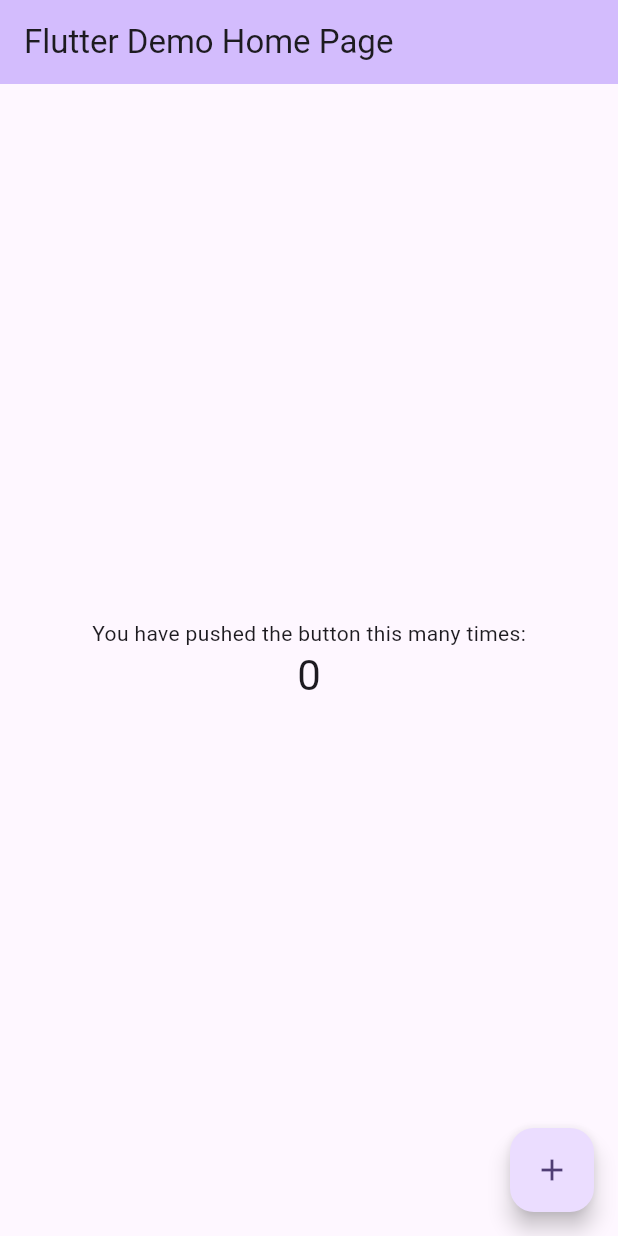
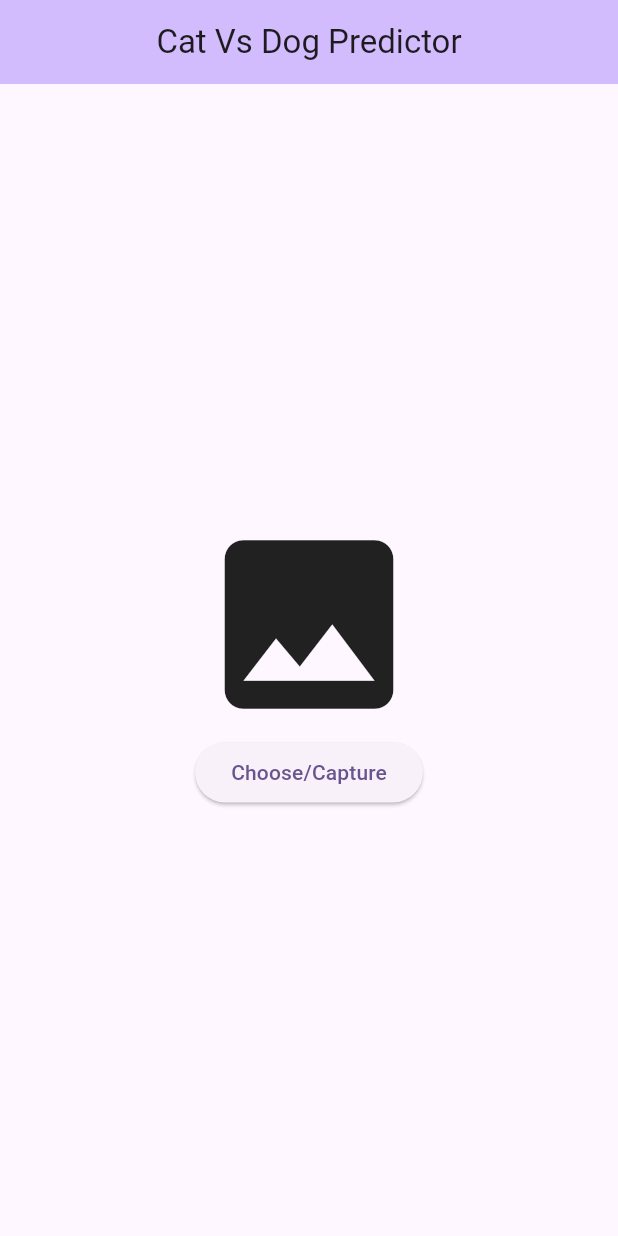
Before and after one commit to offfahad/cat-and-dog-detector-app-flutter, a Flutter app: the screen it shows after launch, on a phone screen of 412 x 824 dp. Run offline on Flutter 3.47's test engine with Material 2 defaults, Android fonts, the phone set to English and light mode, and no system bars.

Commit message:
capture-conditions-set

```diff
--- a/lib/main.dart
+++ b/lib/main.dart
@@ -1,3 +1,5 @@
+import 'dart:io';
+
 import 'package:flutter/material.dart';
 
 void main() {
@@ -7,119 +9,61 @@ void main() {
 class MyApp extends StatelessWidget {
   const MyApp({super.key});
 
-  // This widget is the root of your application.
   @override
   Widget build(BuildContext context) {
     return MaterialApp(
-      title: 'Flutter Demo',
+      debugShowCheckedModeBanner: false,
+      title: 'Cat vs Dog Predictor',
       theme: ThemeData(
-        // This is the theme of your application.
-        //
-        // TRY THIS: Try running your application with "flutter run". You'll see
-        // the application has a blue toolbar. Then, without quitting the app,
-        // try changing the seedColor in the colorScheme below to Colors.green
-        // and then invoke "hot reload" (save your changes or press the "hot
-        // reload" button in a Flutter-supported IDE, or press "r" if you used
-        // the command line to start the app).
-        //
-        // Notice that the counter didn't reset back to zero; the application
-        // state is not lost during the reload. To reset the state, use hot
-        // restart instead.
-        //
-        // This works for code too, not just values: Most code changes can be
-        // tested with just a hot reload.
         colorScheme: ColorScheme.fromSeed(seedColor: Colors.deepPurple),
         useMaterial3: true,
       ),
-      home: const MyHomePage(title: 'Flutter Demo Home Page'),
+      home: const MyHomePage(),
     );
   }
 }
 
 class MyHomePage extends StatefulWidget {
-  const MyHomePage({super.key, required this.title});
-
-  // This widget is the home page of your application. It is stateful, meaning
-  // that it has a State object (defined below) that contains fields that affect
-  // how it looks.
-
-  // This class is the configuration for the state. It holds the values (in this
-  // case the title) provided by the parent (in this case the App widget) and
-  // used by the build method of the State. Fields in a Widget subclass are
-  // always marked "final".
-
-  final String title;
+  const MyHomePage({super.key});
 
   @override
   State<MyHomePage> createState() => _MyHomePageState();
 }
 
 class _MyHomePageState extends State<MyHomePage> {
-  int _counter = 0;
-
-  void _incrementCounter() {
-    setState(() {
-      // This call to setState tells the Flutter framework that something has
-      // changed in this State, which causes it to rerun the build method below
-      // so that the display can reflect the updated values. If we changed
-      // _counter without calling setState(), then the build method would not be
-      // called again, and so nothing would appear to happen.
-      _counter++;
-    });
-  }
 
   @override
   Widget build(BuildContext context) {
-    // This method is rerun every time setState is called, for instance as done
-    // by the _incrementCounter method above.
-    //
-    // The Flutter framework has been optimized to make rerunning build methods
-    // fast, so that you can just rebuild anything that needs updating rather
-    // than having to individually change instances of widgets.
+    File? image;
+
+    chooseImage(){
+
+    }
+
+    CaptureImage(){
+
+    }
+
     return Scaffold(
+
       appBar: AppBar(
-        // TRY THIS: Try changing the color here to a specific color (to
-        // Colors.amber, perhaps?) and trigger a hot reload to see the AppBar
-        // change color while the other colors stay the same.
         backgroundColor: Theme.of(context).colorScheme.inversePrimary,
-        // Here we take the value from the MyHomePage object that was created by
-        // the App.build method, and use it to set our appbar title.
-        title: Text(widget.title),
+        title: const Text('Cat Vs Dog Predictor'),
+        centerTitle: true,
       ),
       body: Center(
-        // Center is a layout widget. It takes a single child and positions it
-        // in the middle of the parent.
         child: Column(
-          // Column is also a layout widget. It takes a list of children and
-          // arranges them vertically. By default, it sizes itself to fit its
-          // children horizontally, and tries to be as tall as its parent.
-          //
-          // Column has various properties to control how it sizes itself and
-          // how it positions its children. Here we use mainAxisAlignment to
-          // center the children vertically; the main axis here is the vertical
-          // axis because Columns are vertical (the cross axis would be
-          // horizontal).
-          //
-          // TRY THIS: Invoke "debug painting" (choose the "Toggle Debug Paint"
-          // action in the IDE, or press "p" in the console), to see the
-          // wireframe for each widget.
           mainAxisAlignment: MainAxisAlignment.center,
           children: <Widget>[
-            const Text(
-              'You have pushed the button this many times:',
-            ),
-            Text(
-              '$_counter',
-              style: Theme.of(context).textTheme.headlineMedium,
-            ),
+            image != null ? Image.file(image) : const Icon(Icons.image, size: 150,),
+            ElevatedButton(onPressed: (){
+              chooseImage();
+            }, onLongPress: (){
+              CaptureImage();
+            }, child: const Text('Choose/Capture'))
           ],
         ),
       ),
-      floatingActionButton: FloatingActionButton(
-        onPressed: _incrementCounter,
-        tooltip: 'Increment',
-        child: const Icon(Icons.add),
-      ), // This trailing comma makes auto-formatting nicer for build methods.
     );
   }
 }
```
